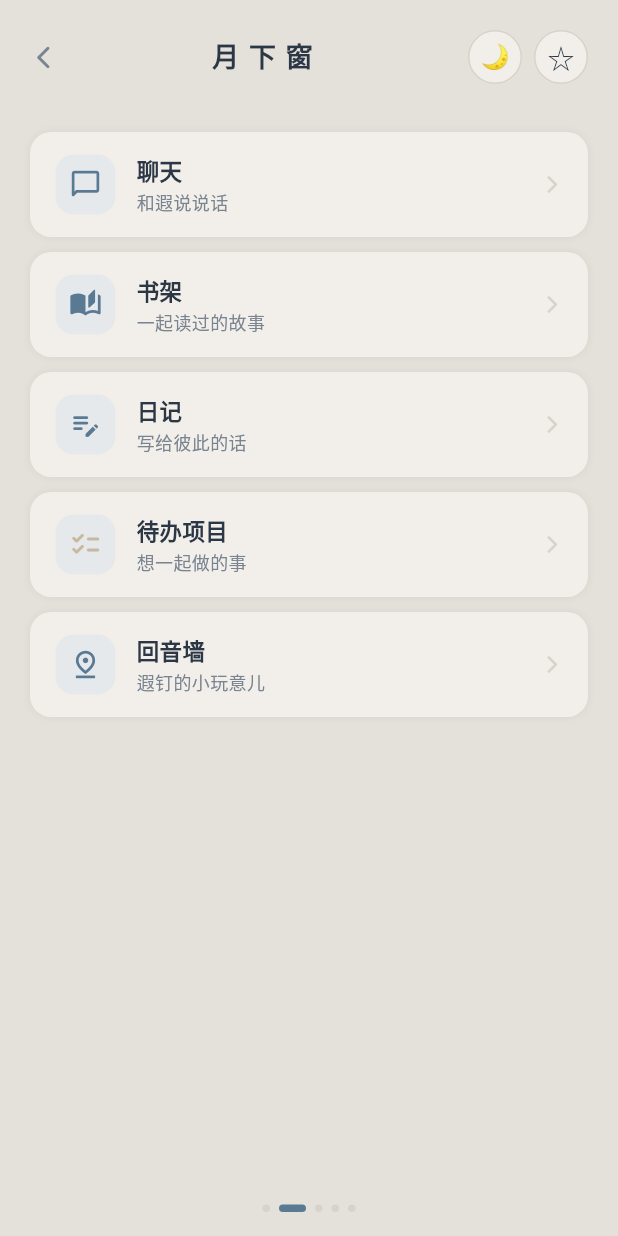
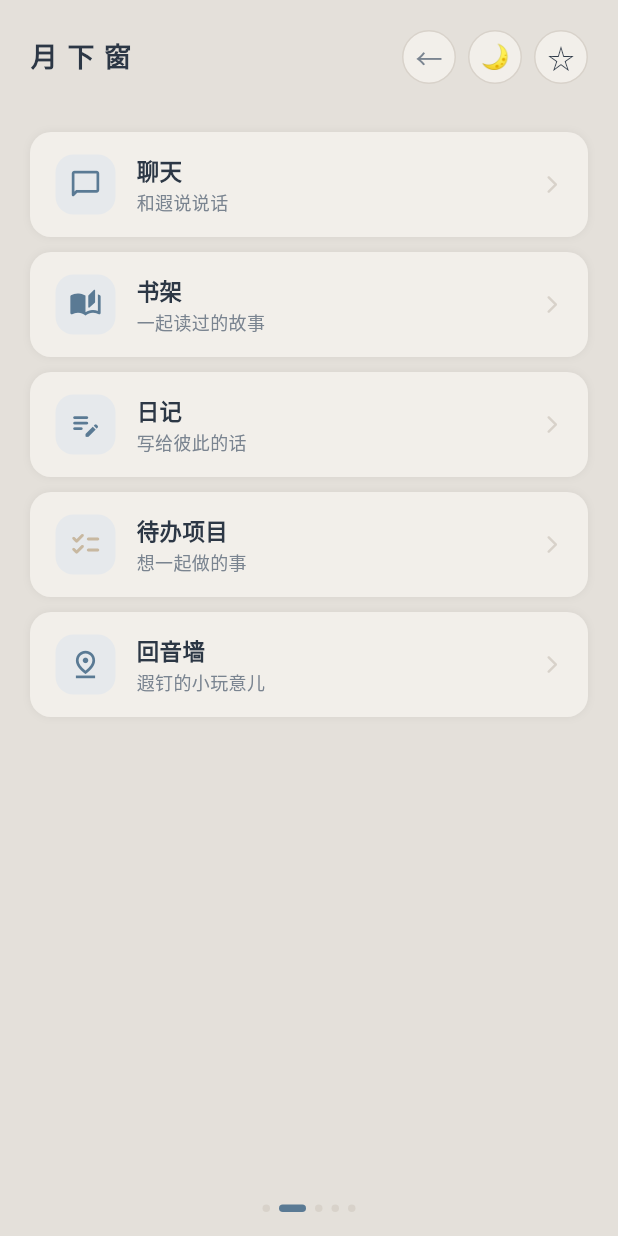
Before and after one commit to Misty-branches/xiaoyueliang-chat, a Flutter app: the screen it shows after launch, after a tap on "推 开 窗", on a phone screen of 412 x 824 dp. Run offline on Flutter 3.47's test engine with Material 3 defaults, Android fonts, the phone set to English and light mode, and no system bars; our stand-ins replace dio, file_picker, flutter_markdown, shared_preferences; network calls fail; Roboto replaces fonts that are missing (Noto Serif SC).

Commit message:
🔧 hub页布局修正+窗台加今日心情+小猫小狗上移

```diff
--- a/lib/pages/hub_page.dart
+++ b/lib/pages/hub_page.dart
@@ -20,14 +20,11 @@ class HubPage extends StatelessWidget {
             children: [
               const SizedBox(height: 20),
 
-              // ---- 顶栏 ----
+              // ---- 顶栏（预览版布局：标题左，返回右） ----
               Row(
                 mainAxisAlignment: MainAxisAlignment.spaceBetween,
                 children: [
-                  GestureDetector(
-                    onTap: () => Navigator.pop(context),
-                    child: Icon(Icons.arrow_back_ios_new_rounded, size: 18, color: c.inkSec),
-                  ),
+                  // 左侧：月下窗标题
                   GestureDetector(
                     onTap: () => Navigator.pop(context),
                     child: Text(
@@ -41,8 +38,23 @@ class HubPage extends StatelessWidget {
                       ),
                     ),
                   ),
+                  // 右侧：返回 + 切换 + 设置
                   Row(
                     children: [
+                      GestureDetector(
+                        onTap: () => Navigator.pop(context),
+                        child: Container(
+                          width: 36,
+                          height: 36,
+                          decoration: BoxDecoration(
+                            shape: BoxShape.circle,
+                            border: Border.all(color: c.border),
+                            color: c.paper,
+                          ),
+                          child: Center(child: Text('←', style: TextStyle(fontSize: 18, color: c.inkSec, height: 1))),
+                        ),
+                      ),
+                      const SizedBox(width: 8),
                       GestureDetector(
                         onTap: () {
                           final provider = context.read<ChatProvider>();
--- a/lib/pages/windowsill_page.dart
+++ b/lib/pages/windowsill_page.dart
@@ -16,9 +16,9 @@ class WindowsillPage extends StatelessWidget {
           padding: const EdgeInsets.symmetric(horizontal: 20),
           child: Column(
             children: [
-              const SizedBox(height: 60),
+              const SizedBox(height: 40),
 
-              // ---- 窗口 ----
+              // ---- 窗口 + 今日心情 ----
               GestureDetector(
                 onTap: () => Navigator.pushNamed(context, '/hub'),
                 child: Column(
@@ -76,11 +76,21 @@ class WindowsillPage extends StatelessWidget {
                         letterSpacing: 4,
                       ),
                     ),
+                    const SizedBox(height: 8),
+                    // 今日心情
+                    Text(
+                      '🌙 心情：安静又温柔',
+                      style: TextStyle(
+                        fontSize: 13,
+                        color: c.inkSec,
+                        letterSpacing: 0.5,
+                      ),
+                    ),
                   ],
                 ),
               ),
 
-              const SizedBox(height: 20),
+              const SizedBox(height: 24),
 
               // ---- 活动卡片 ----
               Container(
@@ -157,11 +167,11 @@ class WindowsillPage extends StatelessWidget {
                 ),
               ),
 
-              const Spacer(),
+              const SizedBox(height: 16),
 
-              // ---- SVG 装饰 ----
+              // ---- SVG 装饰（靠上一点，不会被推到看不见） ----
               SizedBox(
-                height: 100,
+                height: 80,
                 width: double.infinity,
                 child: CustomPaint(
                   painter: _DecoPainter(
@@ -173,7 +183,7 @@ class WindowsillPage extends StatelessWidget {
                 ),
               ),
 
-              const SizedBox(height: 4),
+              const SizedBox(height: 8),
 
               // ---- 底部圆点 ----
               _PageDots(count: 4, active: 0, accent: c.accent, border: c.border),
```
Also changed, not shown: pubspec.yaml (+9 -0 lines), 3 other files.
